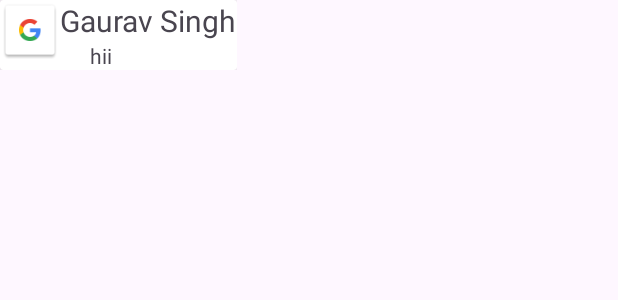
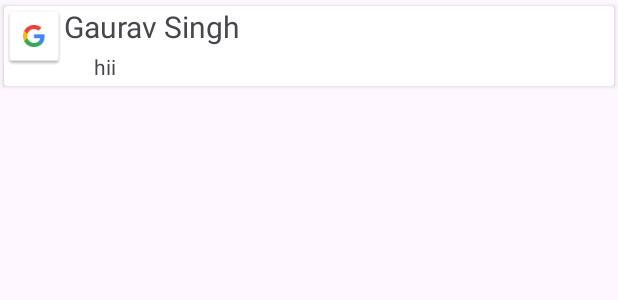
Before and after one commit to firsty-first/chatme, an Android app: the layout chatcard.xml on its own in the app's theme, with its tools: preview values and no code run, on a phone screen of 412 x 824 dp. Shown: the top 300 px of the screen. Run offline under Robolectric (Android 15) with nearby library versions, the light colour scheme and no system bars.

Commit message:
udated ui

```diff
--- a/app/src/main/res/layout/chatcard.xml
+++ b/app/src/main/res/layout/chatcard.xml
@@ -2,14 +2,17 @@
 <LinearLayout xmlns:android="http://schemas.android.com/apk/res/android"
     xmlns:app="http://schemas.android.com/apk/res-auto"
     xmlns:tools="http://schemas.android.com/tools"
-    android:layout_width="wrap_content"
+    android:layout_width="match_parent"
     android:layout_height="wrap_content"
     android:orientation="vertical">
 
     <androidx.cardview.widget.CardView
         android:layout_width="match_parent"
         android:layout_height="wrap_content"
+        app:cardUseCompatPadding="true"
         android:elevation="1dp"
+        android:paddingTop="3dp"
+        android:paddingBottom="3dp"
 
         >
 
@@ -36,13 +39,16 @@
                     android:layout_width="wrap_content"
                     android:layout_height="wrap_content"
                     android:textSize="20dp"
-                    android:text="Gaurav Singh" />
+                    android:text="Gaurav Singh"
+                    android:paddingBottom="3dp"
+                    />
 
                 <TextView
                     android:id="@+id/lastmessage"
                     android:layout_width="match_parent"
                     android:layout_height="wrap_content"
                     android:layout_marginStart="20dp"
+                    android:paddingBottom="3dp"
 
                     android:text="hii" />
             </LinearLayout>
```
